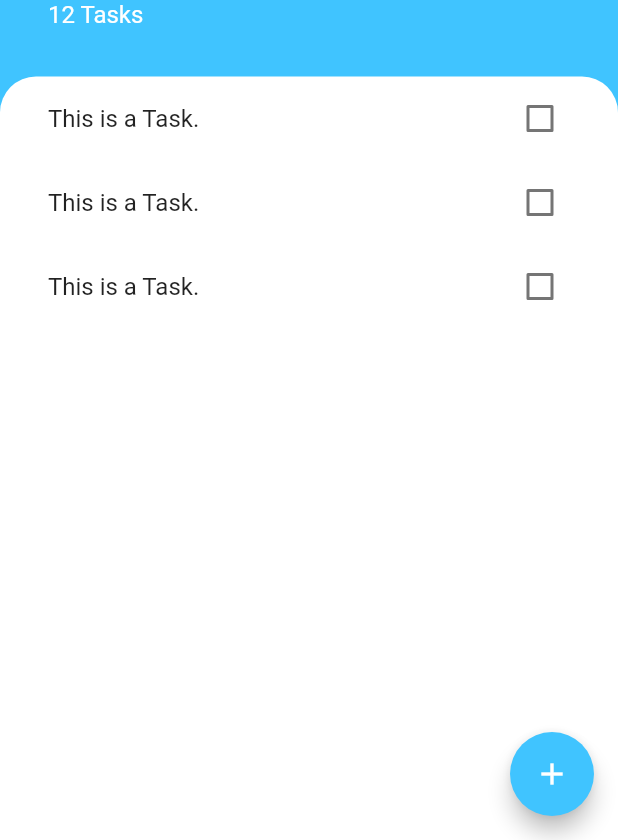
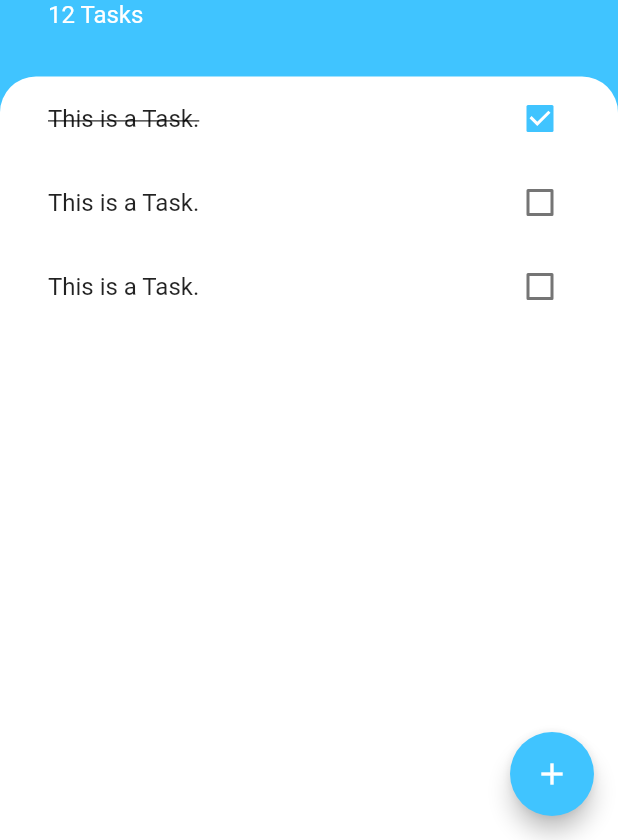
Before and after one commit to FadyFawzyOfficial/todoey, a Flutter app: the screen it shows after launch, after a tap on "This is a Task.", on a phone screen of 412 x 824 dp, the part 396-1236 px from its top. Run offline on Flutter 3.47's test engine with Material 2 defaults, Android fonts, the phone set to English and light mode, and no system bars.

```diff
--- a/lib/widgets/task_tile.dart
+++ b/lib/widgets/task_tile.dart
@@ -1,14 +1,27 @@
 import 'package:flutter/material.dart';
 
-class TaskTile extends StatelessWidget {
+class TaskTile extends StatefulWidget {
   const TaskTile({super.key});
+
+  @override
+  State<TaskTile> createState() => _TaskTileState();
+}
+
+class _TaskTileState extends State<TaskTile> {
+  var isChecked = false;
 
   @override
   Widget build(BuildContext context) {
     return CheckboxListTile(
-      title: const Text('This is a Task.'),
-      value: false,
-      onChanged: (value) {},
+      activeColor: Colors.lightBlueAccent,
+      title: Text(
+        'This is a Task.',
+        style: TextStyle(
+          decoration: isChecked ? TextDecoration.lineThrough : null,
+        ),
+      ),
+      value: isChecked,
+      onChanged: (value) => setState(() => isChecked = value!),
     );
   }
 }
```
